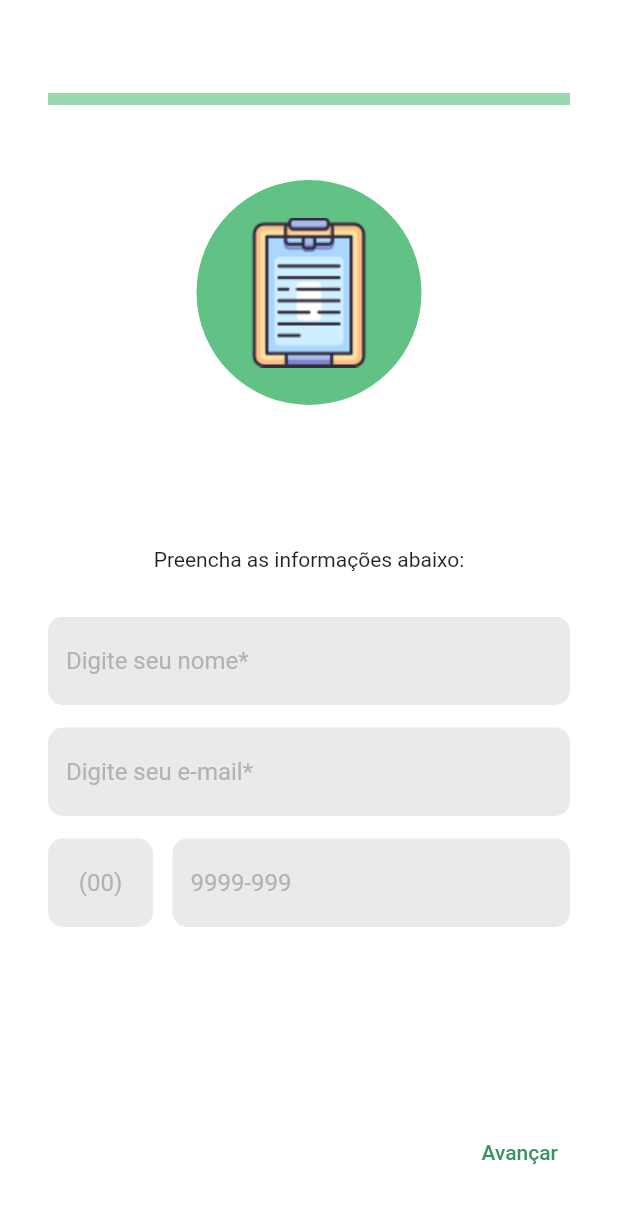
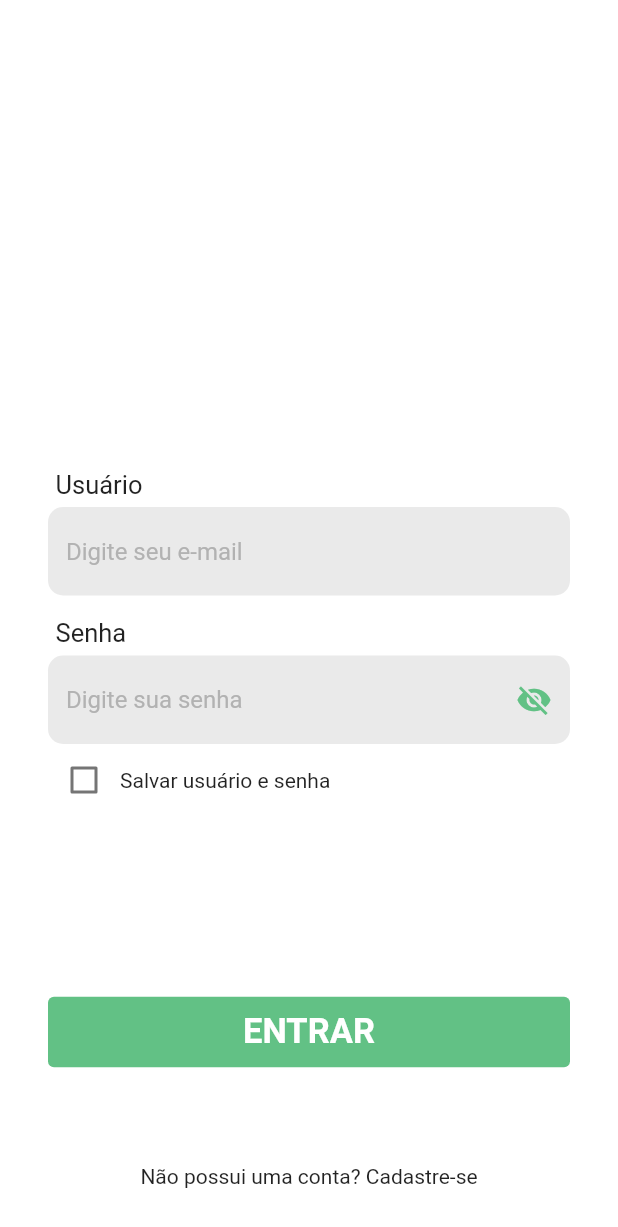
Before and after one commit to MarcalDev/stepped_login, a Flutter app: the screen it shows after launch, on a phone screen of 412 x 824 dp. Shown: the top 1227 px of the screen. Run offline on Flutter 3.47's test engine with Material 2 defaults, Android fonts, the phone set to English and light mode, and no system bars; our stand-ins replace get, image_picker, mask_text_input_formatter.

Commit message:
Adição de page e controller de login

```diff
--- /dev/null
+++ b/lib/2-app/components/text_button_widget.dart
@@ -0,0 +1,32 @@
+import 'package:flutter/material.dart';
+import 'package:stepped_login/2-app/views/stylePages/app_colors.dart';
+
+import '../views/stylePages/app_text_styles.dart';
+
+class TextButtonWidget extends StatefulWidget {
+  TextButtonWidget({
+    required this.text,
+    super.key
+    });
+    String text = "";
+
+  @override
+  State<TextButtonWidget> createState() => _TextButtonWidgetState();
+}
+
+class _TextButtonWidgetState extends State<TextButtonWidget> {
+  @override
+  Widget build(BuildContext context) {
+    return TextButton(
+      onPressed: (){},
+      child: Text(widget.text, style: AppTextStyles.buttonText),
+      style: ButtonStyle(
+        backgroundColor: MaterialStateProperty.all<Color>(AppColors.thirdColor),
+        padding: MaterialStateProperty.all<EdgeInsetsGeometry>(EdgeInsets.fromLTRB(15, 10, 15, 10)),
+        textStyle: MaterialStateProperty.all<TextStyle>(AppTextStyles.buttonText),
+        elevation: MaterialStateProperty.all<double>(0),
+        alignment: Alignment.center
+      ),
+      );
+  }
+}
--- a/lib/2-app/components/text_field_widget.dart
+++ b/lib/2-app/components/text_field_widget.dart
@@ -2,8 +2,8 @@ import 'package:flutter/material.dart';
 import 'package:mask_text_input_formatter/mask_text_input_formatter.dart';
 import 'package:stepped_login/2-app/views/stylePages/app_colors.dart';
 
-class text_field_widget extends StatefulWidget {
-    text_field_widget({
+class TextFieldWidget extends StatefulWidget {
+    TextFieldWidget({
     required this.hint_text,
     required this.editing_controller,
     this.isPassword = false,
@@ -24,10 +24,10 @@ class text_field_widget extends StatefulWidget {
 
 
   @override
-  State<text_field_widget> createState() => _text_field_widgetState();
+  State<TextFieldWidget> createState() => _TextFieldWidgetState();
 }
 
-class _text_field_widgetState extends State<text_field_widget> {
+class _TextFieldWidgetState extends State<TextFieldWidget> {
   var phoneFormatter = MaskTextInputFormatter(
     mask: '00000-0000',
     filter: { "0": RegExp(r'[0-9]') },
@@ -49,6 +49,7 @@ class _text_field_widgetState extends State<text_field_widget> {
         enabledBorder: OutlineInputBorder(borderRadius: BorderRadius.all(Radius.circular(10)), borderSide: BorderSide(color: Colors.transparent)),
         focusedBorder: OutlineInputBorder(borderRadius: BorderRadius.all(Radius.circular(10)), borderSide: BorderSide(color: Colors.transparent)),
         fillColor: AppColors.inputBackgroundColor,
+        isDense: false,
         filled:true,
         hoverColor: AppColors.inputBackgroundColor,
         floatingLabelBehavior: FloatingLabelBehavior.never,
@@ -63,7 +64,8 @@ class _text_field_widgetState extends State<text_field_widget> {
                       icon: Icon(
                         _show_password
                         ? Icons.visibility_off
-                        : Icons.visibility
+                        : Icons.visibility,
+                        color: AppColors.thirdColor,
                         )
                       ): null,
       ),
@@ -71,9 +73,10 @@ class _text_field_widgetState extends State<text_field_widget> {
       obscureText: (widget.isPassword) ?  _show_password : false,
       controller: widget.editing_controller,
       inputFormatters: (widget.isPhoneNumber)? [phoneFormatter] : ((widget.isPhoneArea) ? [phoneAreaFormatter] : []),
-      cursorColor: AppColors.inputTextColor,
+      cursorColor: AppColors.thirdColor,
       textAlign: (widget.isPhoneArea) ? TextAlign.center : TextAlign.left,
       textInputAction: (widget.isLastField) ? TextInputAction.done : TextInputAction.next,
+
     );
   }
 }
--- /dev/null
+++ b/lib/2-app/controllers/login_controller.dart
@@ -0,0 +1,25 @@
+import 'package:flutter/material.dart';
+import 'package:get/get.dart';
+import 'package:stepped_login/2-app/views/user_register/pages/step_register_page.dart';
+
+class LoginController extends GetxController{
+  late BuildContext context;
+  late TextEditingController email_controller;
+  late TextEditingController password_controller;
+  late RxBool saveUserLogin;
+
+  LoginController({required this.context}){
+    _initializeVariables();
+  }
+
+  _initializeVariables(){
+    email_controller = TextEditingController();
+    password_controller = TextEditingController();
+    saveUserLogin = false.obs;
+  }
+
+  PushToRegisterPage(){
+    Navigator.of(context).push(MaterialPageRoute(builder: (context) => StepRegisterPage()));
+    //Navigator.push(context, MaterialPageRoute(builder: (context) => StepRegisterPage()));
+  }
+}
--- a/lib/2-app/controllers/register_controller.dart
+++ b/lib/2-app/controllers/register_controller.dart
@@ -2,10 +2,10 @@ import 'dart:io';
 import 'package:get/get.dart';
 import 'package:flutter/material.dart';
 import 'package:image_picker/image_picker.dart';
-import 'package:stepped_login/2-app/views/user_register/pages/basic_data_partial.dart';
-import 'package:stepped_login/2-app/views/user_register/pages/password_partial.dart';
-import 'package:stepped_login/2-app/views/user_register/pages/profile_pic_partial.dart';
-class register_controller extends GetxController{
+import 'package:stepped_login/2-app/views/user_register/widgets/basic_data_partial.dart';
+import 'package:stepped_login/2-app/views/user_register/widgets/password_partial.dart';
+import 'package:stepped_login/2-app/views/user_register/widgets/profile_pic_partial.dart';
+class RegisterController extends GetxController{
 
   late TextEditingController email_controller;
   late TextEditingController name_controller;
@@ -15,12 +15,12 @@ class register_controller extends GetxController{
   late TextEditingController second_password_controller;
   late RxString profilePicturePath;
   late RxBool showPicture;
-  late basic_data_partial firstPage;
-  late password_partial secondPage;
-  late profile_pic_partial thirdPage;
+  late BasicDataPartial firstPage;
+  late PasswordPartial secondPage;
+  late ProfilePicPartial thirdPage;
 
 
-  register_controller(){
+  RegisterController(){
     _initializeVariables();
   }
 
@@ -33,9 +33,9 @@ class register_controller extends GetxController{
     second_password_controller = TextEditingController();
     profilePicturePath = "".obs;
     showPicture = false.obs;
-    firstPage = basic_data_partial();
-    secondPage = password_partial();
-    thirdPage = profile_pic_partial();
+    firstPage = BasicDataPartial();
+    secondPage = PasswordPartial();
+    thirdPage = ProfilePicPartial();
   }
 
   Future TakePicture(bool OpenCamera) async{
--- /dev/null
+++ b/lib/2-app/views/login/pages/login_page.dart
@@ -0,0 +1,77 @@
+import 'package:flutter/material.dart';
+import 'package:get/get.dart';
+import 'package:stepped_login/2-app/components/text_field_widget.dart';
+import 'package:stepped_login/2-app/controllers/login_controller.dart';
+import 'package:stepped_login/2-app/views/stylePages/app_colors.dart';
+import 'package:stepped_login/2-app/views/stylePages/app_text_styles.dart';
+
+import '../../../components/text_button_widget.dart';
+
+class LoginPage extends StatefulWidget {
+  const LoginPage({super.key});
+
+  @override
+  State<LoginPage> createState() => _LoginPageState();
+}
+
+class _LoginPageState extends State<LoginPage> {
+  @override
+  Widget build(BuildContext context) {
+    LoginController Controller = Get.put(LoginController(context:  context));
+
+    return Scaffold(
+      backgroundColor: Colors.white,
+      body: Padding(
+        padding: EdgeInsets.all(32),
+        child: Column(
+        mainAxisAlignment: MainAxisAlignment.end,
+        mainAxisSize: MainAxisSize.max,
+        children: [
+          Container(
+            child: Padding(
+              padding: EdgeInsets.all(0),
+              child: Column(
+                mainAxisSize: MainAxisSize.min,
+                crossAxisAlignment: CrossAxisAlignment.start,
+                mainAxisAlignment: MainAxisAlignment.start,
+                children: [
+                  const Padding(
+                    padding: EdgeInsets.fromLTRB(5, 0, 0, 5),
+                    child: Text('Usuário', style: AppTextStyles.textFieldTitle),
+                  ),
+                  TextFieldWidget(hint_text: 'Digite seu e-mail', editing_controller: Controller.email_controller, isEmail: true),
+                  const Padding(
+                    padding: EdgeInsets.fromLTRB(5, 15, 0, 5),
+                    child: Text('Senha',style: AppTextStyles.textFieldTitle)
+                  ),
+                  TextFieldWidget(hint_text: 'Digite sua senha', editing_controller: Controller.password_controller, isLastField: true, isPassword: true),
+                  Row(
+                    mainAxisAlignment: MainAxisAlignment.start,
+                    children: [
+                      Obx(() => Checkbox(value: Controller.saveUserLogin.value, onChanged: (value){ Controller.saveUserLogin.value = value!;}, checkColor: Colors.white, activeColor: AppColors.thirdColor)),
+                      Text('Salvar usuário e senha', style: AppTextStyles.textDescription)
+                    ],
+                  )
+                ],
+            ),
+            )
+          ),
+          Container(
+            padding: EdgeInsets.only(top: 120),
+            width: double.infinity,
+            child: TextButtonWidget(text: 'ENTRAR',)
+          )
+
+        ],
+      ),
+      ),
+      bottomNavigationBar: Padding(
+        padding: EdgeInsets.all(32),
+        child: GestureDetector(
+          onTap: () => Controller.PushToRegisterPage(),
+          child: Text("Não possui uma conta? Cadastre-se", textAlign: TextAlign.center, style: AppTextStyles.textDescription),
+        )
+      )
+    );
+  }
+}
--- a/lib/2-app/views/user_register/widgets/pick_picture_popup.dart
+++ b/lib/2-app/views/popups/pick_picture_popup.dart
@@ -12,7 +12,7 @@ class PickPicturePopup extends StatefulWidget {
 
 class _PickPicturePopupState extends State<PickPicturePopup> {
 
-  register_controller Controller = Get.find();
+  RegisterController Controller = Get.find();
   @override
   Widget build(BuildContext context) {
     return AlertDialog(
--- a/lib/2-app/views/stylePages/app_colors.dart
+++ b/lib/2-app/views/stylePages/app_colors.dart
@@ -4,6 +4,9 @@ class AppColors{
   static final Color primaryColor = Color(0xff3B935F);
   static final Color secondaryColor = Color(0xff99D7B0);
   static final Color thirdColor = Color(0xff62C185);
+  static final Color primaryPurpleColor = Color(0xffac528a);
+  static final Color secondayPurpleColor = Color(0xffa57eae);
+  static final Color thirdPurpleColor = Color(0xffd7b3cc);
   static final Color buttonBackgroundColor = Colors.white70;
   static final Color buttonShadowColor = Colors.grey;
   static final Color inputHintColor = Color(0xffB2B2B2);
--- /dev/null
+++ b/lib/2-app/views/stylePages/app_text_styles.dart
@@ -0,0 +1,8 @@
+import 'package:flutter/material.dart';
+
+class AppTextStyles{
+static const  TextStyle buttonText = TextStyle(fontSize: 23,fontWeight: FontWeight.bold, color: Colors.white);
+static const  TextStyle textFieldTitle = TextStyle(fontSize: 17,fontWeight: FontWeight.w400);
+static const  TextStyle textDescription = TextStyle(fontSize: 14,fontWeight: FontWeight.w400);
+
+}
--- a/lib/2-app/views/user_register/pages/step_register_page.dart
+++ b/lib/2-app/views/user_register/pages/step_register_page.dart
@@ -3,20 +3,20 @@ import 'package:stepped_login/2-app/controllers/register_controller.dart';
 import 'package:get/get.dart';
 import 'package:stepped_login/2-app/views/stylePages/app_colors.dart';
 
-class step_register_page extends StatefulWidget {
-  const step_register_page({Key? key}) : super(key: key);
+class StepRegisterPage extends StatefulWidget {
+  const StepRegisterPage({Key? key}) : super(key: key);
 
   @override
-  State<step_register_page> createState() => _step_register_pageState();
+  State<StepRegisterPage> createState() => _StepRegisterPageState();
 }
 
-class _step_register_pageState extends State<step_register_page> {
+class _StepRegisterPageState extends State<StepRegisterPage> {
 
   double _progress_value = 0.0;
   late int _partialIndex = 0;
   bool _show_step_icon = true;
   String _actual_step_icon = "images/clipboard_image.png";
-  register_controller controller = Get.put(register_controller());
+  RegisterController controller = Get.put(RegisterController());
   PageController pageController = PageController();
 
   @override
--- a/lib/2-app/views/user_register/pages/basic_data_partial.dart
+++ b/lib/2-app/views/user_register/widgets/basic_data_partial.dart
@@ -3,16 +3,16 @@ import 'package:stepped_login/2-app/components/text_field_widget.dart';
 import 'package:stepped_login/2-app/controllers/register_controller.dart';
 import 'package:get/get.dart';
 
-class basic_data_partial extends StatefulWidget {
-  const basic_data_partial({Key? key}) : super(key: key);
+class BasicDataPartial extends StatefulWidget {
+  const BasicDataPartial({Key? key}) : super(key: key);
 
   @override
-  State<basic_data_partial> createState() => _basic_data_partialState();
+  State<BasicDataPartial> createState() => _BasicDataPartialState();
 }
 
-class _basic_data_partialState extends State<basic_data_partial> {
+class _BasicDataPartialState extends State<BasicDataPartial> {
 
-  register_controller _register_controller = Get.find();
+  RegisterController _register_controller = Get.find();
 
   @override
   Widget build(BuildContext context) {
@@ -22,10 +22,10 @@ class _basic_data_partialState extends State<basic_data_partial> {
           mainAxisSize: MainAxisSize.min,
           mainAxisAlignment: MainAxisAlignment.start,
           children: [
-            text_field_widget(editing_controller: _register_controller.name_controller, hint_text: "Digite seu nome*"),
+            TextFieldWidget(editing_controller: _register_controller.name_controller, hint_text: "Digite seu nome*"),
             Padding(
               padding: EdgeInsets.fromLTRB(0, 15, 0, 15),
-              child: text_field_widget(editing_controller: _register_controller.email_controller, hint_text: "Digite seu e-mail*", isEmail: true)
+              child: TextFieldWidget(editing_controller: _register_controller.email_controller, hint_text: "Digite seu e-mail*", isEmail: true)
             ),
             Row(
               mainAxisAlignment: MainAxisAlignment.spaceBetween,
@@ -33,12 +33,12 @@ class _basic_data_partialState extends State<basic_data_partial> {
                 Container(
                     width: 70,
                     padding: const EdgeInsets.all(0),
-                    child: text_field_widget(editing_controller: _register_controller.phone_area_controller, hint_text: "DDD ",isPhoneArea: true)
+                    child: TextFieldWidget(editing_controller: _register_controller.phone_area_controller, hint_text: "DDD ",isPhoneArea: true)
                   ),
                 Container(
                     width: 265,
                     padding: const EdgeInsets.all(0),
-                    child: text_field_widget(editing_controller: _register_controller.phone_number_controller, hint_text: "Celular",isPhoneNumber: true, isLastField: true),
+                    child: TextFieldWidget(editing_controller: _register_controller.phone_number_controller, hint_text: "Celular",isPhoneNumber: true, isLastField: true),
                 )
             ],
             )
--- a/lib/main.dart
+++ b/lib/main.dart
@@ -1,10 +1,10 @@
 import 'package:flutter/material.dart';
 import 'package:get/get.dart';
-import 'package:stepped_login/2-app/views/user_register/pages/step_register_page.dart';
+import 'package:stepped_login/2-app/views/login/pages/login_page.dart';
 
 void main() => runApp(
     GetMaterialApp(
-        home: step_register_page(),
+        home: LoginPage(),
         debugShowCheckedModeBanner: false,
         theme: ThemeData(
           secondaryHeaderColor: const Color(0xff62C185),
@@ -13,5 +13,6 @@ void main() => runApp(
           focusColor: const Color(0xff62C185),
           hoverColor: const Color(0xff62C185),
           indicatorColor: const Color(0xff62C185),
+          highlightColor: const Color(0xff62C185),
           ),
 ));
```
Also changed, not shown: lib/2-app/views/user_register/pages/password_partial.dart (deleted, +0 -32 lines), lib/2-app/views/user_register/pages/register_page.dart (deleted, +0 -101 lines), lib/2-app/views/user_register/widgets/password_partial.dart (added, +32 -0 lines), lib/2-app/views/user_register/widgets/profile_pic_partial.dart (renamed from lib/2-app/views/user_register/pages/profile_pic_partial.dart, +6 -6 lines), 1 other file.
